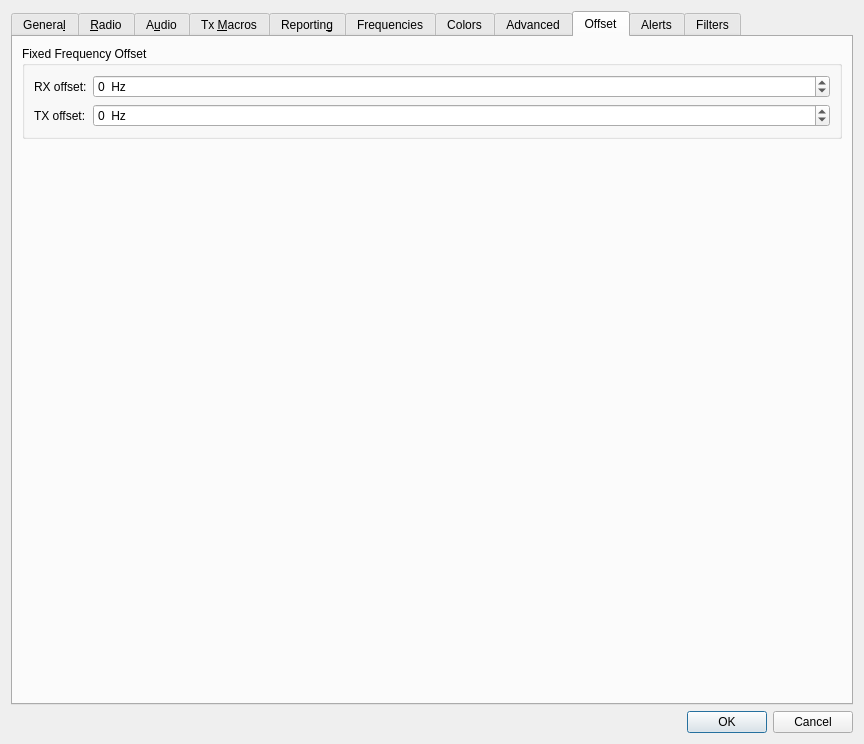
Before: the Qt Designer form Configuration.ui in IT9CJC/wsjtx-eme-mods, drawn with Qt 5.
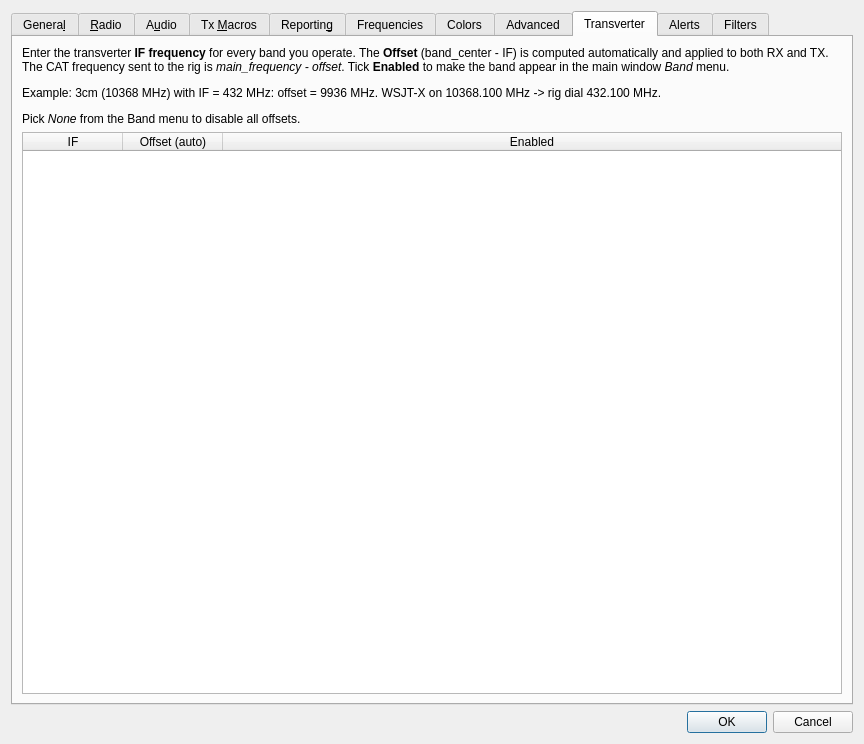
After: the same form once the commit is applied. The open tabs and pages were chosen to show the change. Custom widgets are drawn as their Qt base class.

Commit message: v3.0.9-devel: transverter band profiles and IF status indicator

The edit to the form file:
```diff
--- a/Configuration.ui
+++ b/Configuration.ui
@@ -4286,88 +4286,49 @@
      </widget>
      <widget class="QWidget" name="offset_tab">
       <attribute name="title">
-       <string>Offset</string>
+       <string>Transverter</string>
       </attribute>
       <layout class="QVBoxLayout" name="verticalLayout_offset">
        <item>
-        <widget class="QGroupBox" name="fixed_offset_group_box">
-         <property name="title">
-          <string>Fixed Frequency Offset</string>
+        <widget class="QLabel" name="transverter_hint_label">
+         <property name="text">
+          <string>&lt;html&gt;&lt;head/&gt;&lt;body&gt;&lt;p&gt;Enter the transverter &lt;b&gt;IF frequency&lt;/b&gt; for every band you operate. The &lt;b&gt;Offset&lt;/b&gt; (band_center - IF) is computed automatically and applied to both RX and TX. The CAT frequency sent to the rig is &lt;i&gt;main_frequency - offset&lt;/i&gt;. Tick &lt;b&gt;Enabled&lt;/b&gt; to make the band appear in the main window &lt;i&gt;Band&lt;/i&gt; menu.&lt;/p&gt;&lt;p&gt;Example: 3cm (10368 MHz) with IF = 432 MHz: offset = 9936 MHz. WSJT-X on 10368.100 MHz -&gt; rig dial 432.100 MHz.&lt;/p&gt;&lt;p&gt;Pick &lt;i&gt;None&lt;/i&gt; from the Band menu to disable all offsets.&lt;/p&gt;&lt;/body&gt;&lt;/html&gt;</string>
          </property>
-         <layout class="QFormLayout" name="formLayout_fixed_offset">
-          <item row="0" column="0">
-           <widget class="QLabel" name="fixed_rx_offset_label">
-            <property name="text">
-             <string>RX offset:</string>
-            </property>
-            <property name="buddy">
-             <cstring>fixed_rx_offset_spin_box</cstring>
-            </property>
-           </widget>
-          </item>
-          <item row="0" column="1">
-           <widget class="QSpinBox" name="fixed_rx_offset_spin_box">
-            <property name="toolTip">
-             <string>Fixed offset added to the RX frequency sent to the radio (Hz). Use for transverter IF offsets.</string>
-            </property>
-            <property name="suffix">
-             <string>  Hz</string>
-            </property>
-            <property name="minimum">
-             <number>-100000000</number>
-            </property>
-            <property name="maximum">
-             <number>100000000</number>
-            </property>
-            <property name="singleStep">
-             <number>1000</number>
-            </property>
-           </widget>
-          </item>
-          <item row="1" column="0">
-           <widget class="QLabel" name="fixed_tx_offset_label">
-            <property name="text">
-             <string>TX offset:</string>
-            </property>
-            <property name="buddy">
-             <cstring>fixed_tx_offset_spin_box</cstring>
-            </property>
-           </widget>
-          </item>
-          <item row="1" column="1">
-           <widget class="QSpinBox" name="fixed_tx_offset_spin_box">
-            <property name="toolTip">
-             <string>Fixed offset added to the TX frequency sent to the radio (Hz). Use for transverter IF offsets.</string>
-            </property>
-            <property name="suffix">
-             <string>  Hz</string>
-            </property>
-            <property name="minimum">
-             <number>-100000000</number>
-            </property>
-            <property name="maximum">
-             <number>100000000</number>
-            </property>
-            <property name="singleStep">
-             <number>1000</number>
-            </property>
-           </widget>
-          </item>
-         </layout>
+         <property name="wordWrap">
+          <bool>true</bool>
+         </property>
         </widget>
        </item>
        <item>
-        <spacer name="offset_tab_spacer">
-         <property name="orientation">
-          <enum>Qt::Vertical</enum>
+        <widget class="QTableWidget" name="transverter_table_widget">
+         <property name="editTriggers">
+          <set>QAbstractItemView::AllEditTriggers</set>
          </property>
-         <property name="sizeHint" stdset="0">
-          <size>
-           <width>20</width>
-           <height>40</height>
-          </size>
+         <property name="selectionMode">
+          <enum>QAbstractItemView::SingleSelection</enum>
          </property>
-        </spacer>
+         <property name="selectionBehavior">
+          <enum>QAbstractItemView::SelectRows</enum>
+         </property>
+         <attribute name="horizontalHeaderStretchLastSection">
+          <bool>true</bool>
+         </attribute>
+         <column>
+          <property name="text">
+           <string>IF</string>
+          </property>
+         </column>
+         <column>
+          <property name="text">
+           <string>Offset (auto)</string>
+          </property>
+         </column>
+         <column>
+          <property name="text">
+           <string>Enabled</string>
+          </property>
+         </column>
+        </widget>
        </item>
       </layout>
      </widget>
```
Left out of the diff: 4 changed lines with no effect on the pictures. The commit also changes 9 other files.
